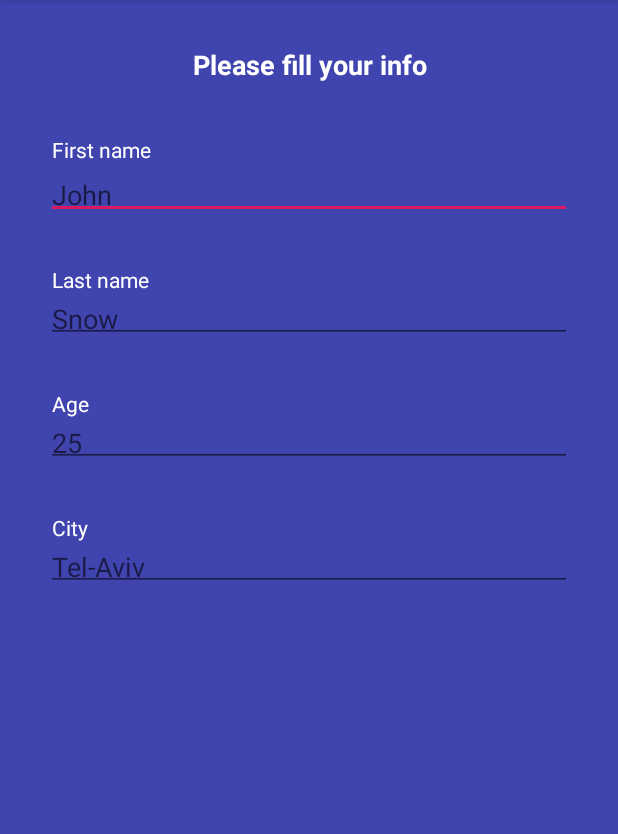
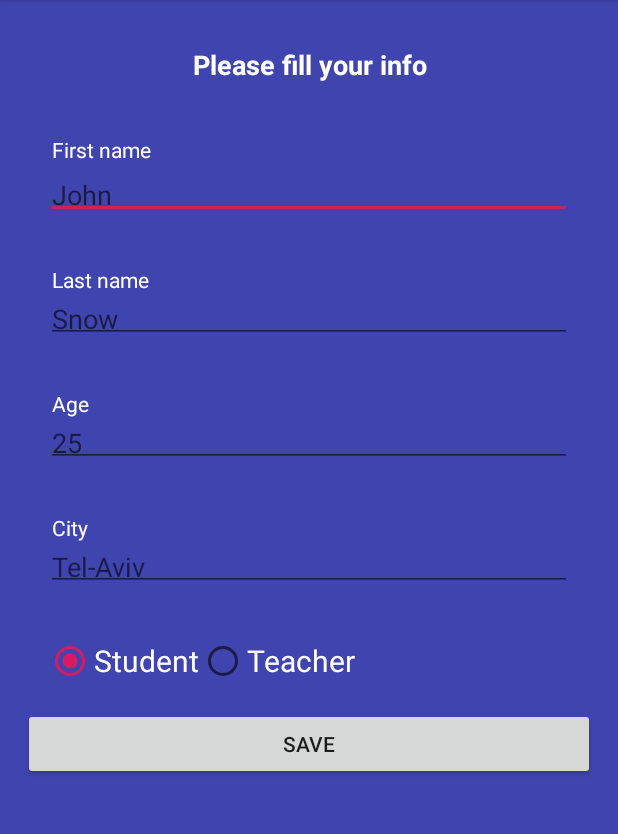
Before and after one commit to MarmerMax/CareDriving, an Android app: the FillInformation screen opened directly, with no data from a screen before it, on a phone screen of 412 x 824 dp, the part 84-918 px from its top. Run offline under Robolectric (Android 15) with nearby library versions, the phone set to English and light mode, and no system bars; our stand-ins replace Firebase (no records; nobody signed in at launch, a user with empty details on screens opened directly).

```diff
--- a/app/build.gradle
+++ b/app/build.gradle
@@ -23,9 +23,10 @@ dependencies {
     implementation fileTree(dir: 'libs', include: ['*.jar'])
     implementation 'androidx.appcompat:appcompat:1.0.2'
     implementation 'androidx.constraintlayout:constraintlayout:1.1.3'
+    implementation 'com.google.firebase:firebase-auth:19.1.0'
+    implementation 'com.google.firebase:firebase-database:19.2.0'
     testImplementation 'junit:junit:4.12'
     androidTestImplementation 'androidx.test.ext:junit:1.1.0'
     androidTestImplementation 'androidx.test.espresso:espresso-core:3.1.1'
-    implementation 'com.google.firebase:firebase-auth:19.1.0'
 }
 apply plugin: 'com.google.gms.google-services'
--- a/app/src/main/AndroidManifest.xml
+++ b/app/src/main/AndroidManifest.xml
@@ -11,7 +11,8 @@
         android:roundIcon="@mipmap/ic_launcher_round"
         android:supportsRtl="true"
         android:theme="@style/AppTheme">
-        <activity android:name=".FillInformation"></activity>
+        <activity android:name=".MyPage"></activity>
+        <activity android:name=".FillInformation" />
         <activity android:name=".Login" />
         <activity android:name=".Registration" />
         <activity android:name=".MainActivity">
--- a/app/src/main/java/com/example/firstproject/FillInformation.java
+++ b/app/src/main/java/com/example/firstproject/FillInformation.java
@@ -3,16 +3,78 @@ package com.example.firstproject;
 import androidx.appcompat.app.AppCompatActivity;
 
 import android.os.Bundle;
+import android.view.View;
+import android.widget.Button;
+import android.widget.EditText;
+import android.widget.RadioButton;
+import android.widget.RadioGroup;
 import android.widget.Toast;
 
-public class FillInformation extends AppCompatActivity {
+import com.example.firstproject.com.example.firstproject.users.Student;
+import com.example.firstproject.com.example.firstproject.users.Teacher;
+import com.example.firstproject.com.example.firstproject.users.User;
+import com.google.firebase.database.DatabaseReference;
+import com.google.firebase.database.FirebaseDatabase;
+
+public class FillInformation extends AppCompatActivity implements View.OnClickListener {
+
+    private EditText firstName;
+    private EditText lastName;
+    private EditText age;
+    private EditText city;
+    private Button saveInfo;
+
+    private RadioGroup radioUserGroup;
+    private RadioButton radioUserButton;
+
+    private User user;
+    private String chosenUser = "students"; //when save the user
+
+    private DatabaseReference myRef;
 
     @Override
     protected void onCreate(Bundle savedInstanceState) {
         super.onCreate(savedInstanceState);
         setContentView(R.layout.activity_fill_information);
 
-        Toast.makeText(FillInformation.this,
-                "Registered successfully!", Toast.LENGTH_LONG).show();
+        firstName = findViewById(R.id.fillFirstName);
+        lastName = findViewById(R.id.fillLastName);
+        age = findViewById(R.id.fillAge);
+        city = findViewById(R.id.fillCity);
+        saveInfo = findViewById(R.id.buttonSaveInfo);
+
+        radioUserGroup = findViewById(R.id.radioUser);
+
+        myRef = FirebaseDatabase.getInstance().getReference();
+        saveInfo.setOnClickListener(this);
+
+    }
+
+    @Override
+    public void onClick(View view) {
+        if(view == saveInfo){
+            saveInfoInFirebase();
+        }
+    }
+
+    private void saveInfoInFirebase() {
+
+        int selectedId = radioUserGroup.getCheckedRadioButtonId();
+        radioUserButton = findViewById(selectedId);
+
+        if(radioUserButton.getText().toString().toLowerCase().equals(chosenUser.substring(0, chosenUser.length() - 1))){
+            user = new Student();
+        } else {
+            user = new Teacher();
+            chosenUser = "teachers";
+        }
+
+        user.setFirstName(firstName.getText().toString().trim());
+        user.setLastName(lastName.getText().toString().trim());
+        user.setAge(age.getText().toString().trim());
+        user.setCity(city.getText().toString().trim());
+
+//        myRef.child(chosenUser).push().setValue(user);
+        myRef.child(chosenUser).push().setValue(user);
     }
 }
--- /dev/null
+++ b/app/src/main/java/com/example/firstproject/com/example/firstproject/users/Teacher.java
@@ -0,0 +1,5 @@
+package com.example.firstproject.com.example.firstproject.users;
+
+public class Teacher extends User{
+    public Teacher(){}
+}
--- a/app/src/main/res/layout/activity_fill_information.xml
+++ b/app/src/main/res/layout/activity_fill_information.xml
@@ -22,7 +22,7 @@
 
     <LinearLayout
         android:layout_width="match_parent"
-        android:layout_height="match_parent"
+        android:layout_height="wrap_content"
         android:orientation="vertical"
         >
 
@@ -126,7 +126,47 @@
                 />
         </LinearLayout>
 
+        <RadioGroup
+            android:id="@+id/radioUser"
+            android:layout_width="match_parent"
+            android:layout_height="wrap_content"
+            android:orientation="horizontal"
+            android:layout_margin="15dp"
+            >
+
+            <RadioButton
+                android:id="@+id/radioStudent"
+                android:layout_width="wrap_content"
+                android:layout_height="wrap_content"
+                android:text="Student"
+                android:checked="true"
+                android:textSize="20dp"
+                android:textColor="@color/colorMainFont"/>
+
+            <RadioButton
+                android:id="@+id/radioTeacher"
+                android:layout_width="wrap_content"
+                android:layout_height="wrap_content"
+                android:text="Teacher"
+                android:textSize="20dp"
+                android:textColor="@color/colorMainFont"
+                />
+        </RadioGroup>
+
 
     </LinearLayout>
 
+    <LinearLayout
+        android:layout_width="match_parent"
+        android:layout_height="wrap_content"
+        >
+        <Button
+            android:id="@+id/buttonSaveInfo"
+            android:layout_width="match_parent"
+            android:layout_height="wrap_content"
+            android:text="SAVE"
+
+            />
+    </LinearLayout>
+
 </LinearLayout>
--- a/app/src/main/res/layout/activity_main.xml
+++ b/app/src/main/res/layout/activity_main.xml
@@ -5,7 +5,6 @@
     android:layout_width="fill_parent"
     android:layout_height="fill_parent"
     android:orientation="vertical"
-    android:gravity="center"
     android:padding="15dp"
     android:background="@color/colorMainBackground"
     tools:context=".MainActivity">
@@ -13,6 +12,4 @@
 
 
 
-
-
 </LinearLayout>
```
Also changed, not shown: app/src/main/java/com/example/firstproject/Lesson.java (added, +35 -0 lines), app/src/main/java/com/example/firstproject/Login.java (+36 -9 lines), app/src/main/java/com/example/firstproject/MainActivity.java (+6 -33 lines), app/src/main/java/com/example/firstproject/MyPage.java (added, +48 -0 lines), app/src/main/java/com/example/firstproject/Registration.java (+5 -5 lines), app/src/main/java/com/example/firstproject/com/example/firstproject/users/Student.java (added, +10 -0 lines), app/src/main/java/com/example/firstproject/com/example/firstproject/users/User.java (added, +34 -0 lines), app/src/main/res/layout/activity_my_page.xml (added, +79 -0 lines), 1 other file.
